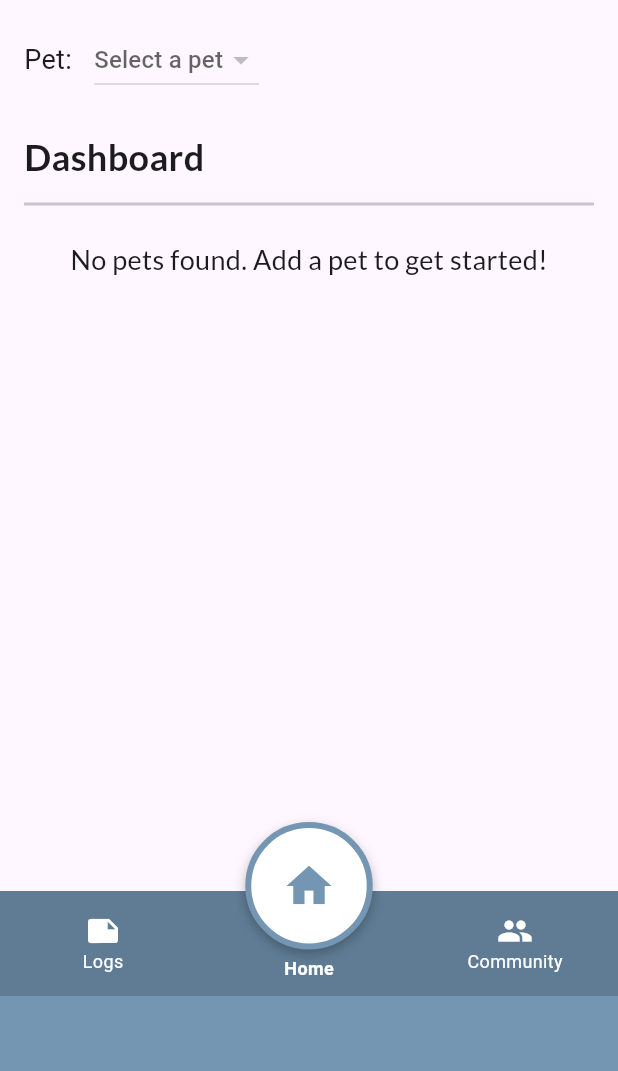
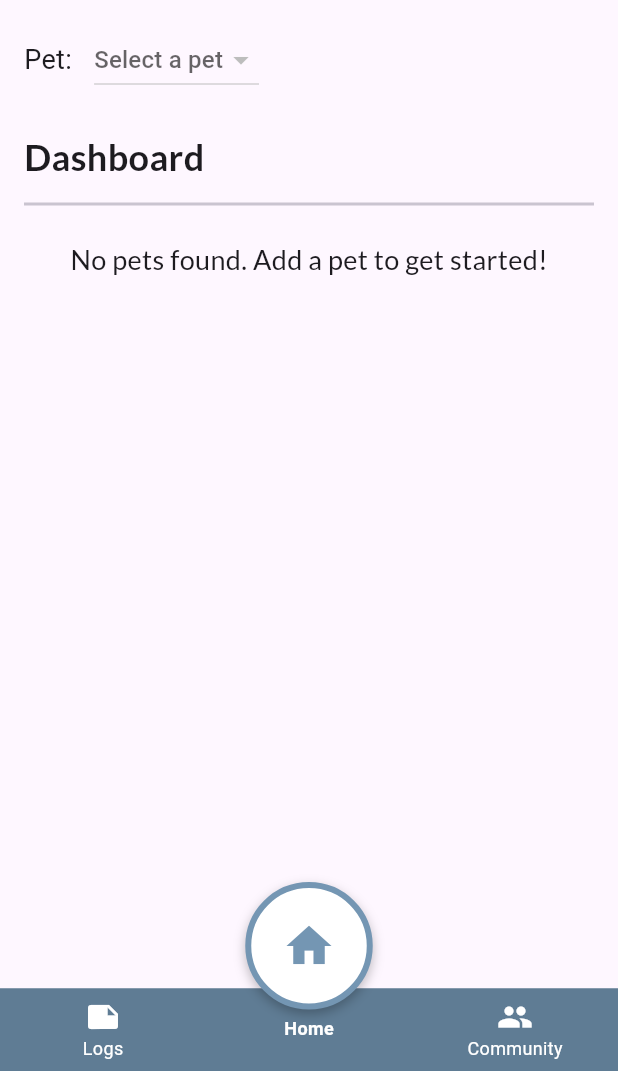
Before and after one commit to dluzong/TheDailyTail, a Flutter app: the screen it shows once a user with an empty profile is signed in, on a phone screen of 412 x 824 dp, the part 165-1236 px from its top. Run offline on Flutter 3.47's test engine with Material 3 defaults, Android fonts, the phone set to English and light mode, and no system bars; our stand-ins replace flutter_dotenv, google_fonts, lottie, shared_preferences, smooth_page_indicator, supabase_flutter and 1 more; accounts and stored records are empty.

Commit message:
removed extra border in navbar

```diff
--- a/frontend/lib/shared/app_layout.dart
+++ b/frontend/lib/shared/app_layout.dart
@@ -76,7 +76,7 @@ class _AppLayoutState extends State<AppLayout> {
     final double bottomInset = MediaQuery.of(context).padding.bottom;
 
     // Use base height values to adjust for all devices
-    const double baseTotalHeight = 120;
+    const double baseTotalHeight = 55;
     const double baseOuterHeight = 50;
     const double baseInnerHeight = 70;
     const double floatingButtonSize = 85;
@@ -137,18 +137,16 @@ class _AppLayoutState extends State<AppLayout> {
                 alignment: Alignment.center,
                 clipBehavior: Clip.none,
                 children: [
-                  Align(
-                    alignment: Alignment.bottomCenter,
-                    child: Container(
-                      height: baseOuterHeight,
-                      color: outerBlue,
-                    ),
-                  ),
+                  // Align(
+                  //   alignment: Alignment.bottomCenter,
+                  //   child: Container(
+                  //     height: baseOuterHeight,
+                  //     color: outerBlue,
+                  //   ),
+                  // ),
 
                   Align(
                     alignment: Alignment.bottomCenter,
-                    child: Padding(
-                      padding: const EdgeInsets.only(bottom: baseOuterHeight),
                       child: Container(
                         height: adjustedInnerHeight,
                         color: innerBlue,
@@ -191,12 +189,11 @@ class _AppLayoutState extends State<AppLayout> {
                           ],
                         ),
                       ),
-                    ),
                   ),
 
                   // Floating Home Button
                   Positioned(
-                    bottom: baseInnerHeight - 10 + (bottomInset / 2),
+                    bottom: baseInnerHeight - 50 + (bottomInset / 2),
                     child: Column(
                       children: [
                         GestureDetector(
```
